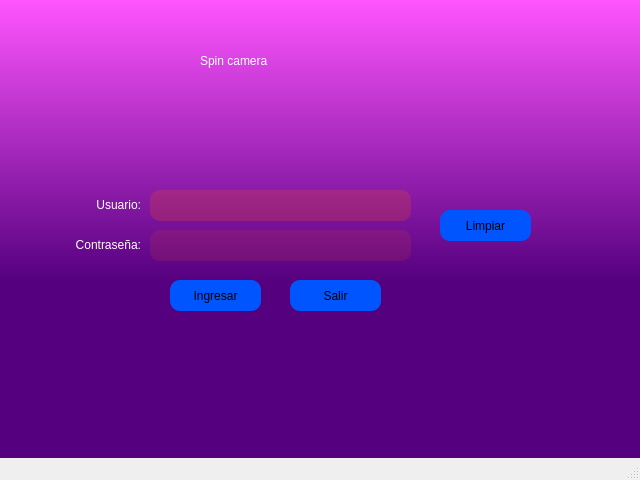
Above: Interfaz1/Ventana_inicio.ui from JohanEstebanCuervo/Python_PQt5 before the change. Below: the same form after it.
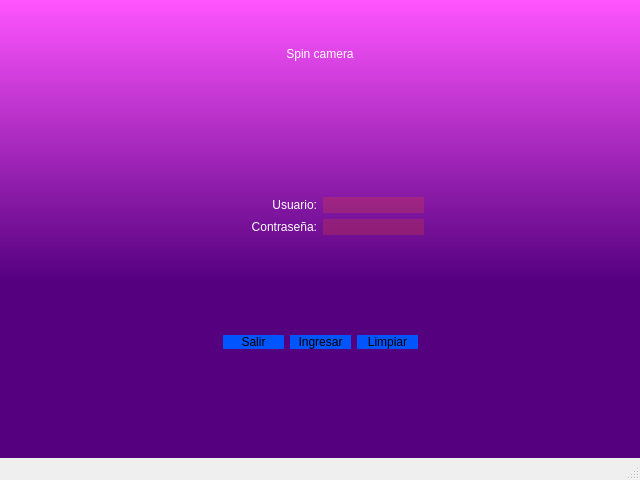
That is the form after the change.

Commit message: Primera interfaz mejorada con layaout,hover and focus

The edit to the form file:
```diff
--- a/Interfaz1/Ventana_inicio.ui
+++ b/Interfaz1/Ventana_inicio.ui
@@ -18,8 +18,8 @@
   </property>
   <property name="maximumSize">
    <size>
-    <width>640</width>
-    <height>480</height>
+    <width>1920</width>
+    <height>1080</height>
    </size>
   </property>
   <property name="windowTitle">
@@ -32,171 +32,285 @@
 </string>
   </property>
   <widget class="QWidget" name="centralwidget">
-   <widget class="QLabel" name="Label_Title">
-    <property name="geometry">
-     <rect>
-      <x>200</x>
-      <y>40</y>
-      <width>221</width>
-      <height>41</height>
-     </rect>
+   <layout class="QVBoxLayout" name="verticalLayout" stretch="20,20,30,20,10,10,10">
+    <property name="rightMargin">
+     <number>9</number>
     </property>
-    <property name="styleSheet">
-     <string notr="true">font: 30pt &quot;Roman 2&quot;;
+    <item>
+     <widget class="QLabel" name="Label_Title">
+      <property name="styleSheet">
+       <string notr="true">font: 30pt &quot;Roman 2&quot;;
 color:white</string>
-    </property>
-    <property name="text">
-     <string>Spin camera</string>
-    </property>
-   </widget>
-   <widget class="QLabel" name="Label_User">
-    <property name="geometry">
-     <rect>
-      <x>40</x>
-      <y>190</y>
-      <width>101</width>
-      <height>31</height>
-     </rect>
-    </property>
-    <property name="styleSheet">
-     <string notr="true">font: 15pt &quot;Roman 2&quot;;
+      </property>
+      <property name="text">
+       <string>&lt;html&gt;&lt;head/&gt;&lt;body&gt;&lt;p align=&quot;center&quot;&gt;Spin camera&lt;/p&gt;&lt;/body&gt;&lt;/html&gt;</string>
+      </property>
+     </widget>
+    </item>
+    <item>
+     <spacer name="verticalSpacer">
+      <property name="orientation">
+       <enum>Qt::Vertical</enum>
+      </property>
+      <property name="sizeHint" stdset="0">
+       <size>
+        <width>20</width>
+        <height>40</height>
+       </size>
+      </property>
+     </spacer>
+    </item>
+    <item>
+     <layout class="QHBoxLayout" name="horizontalLayout_2" stretch="30,30,30">
+      <item>
+       <spacer name="horizontalSpacer_4">
+        <property name="orientation">
+         <enum>Qt::Horizontal</enum>
+        </property>
+        <property name="sizeHint" stdset="0">
+         <size>
+          <width>40</width>
+          <height>20</height>
+         </size>
+        </property>
+       </spacer>
+      </item>
+      <item>
+       <layout class="QGridLayout" name="gridLayout" columnstretch="50,50">
+        <item row="0" column="1">
+         <widget class="QLineEdit" name="Lineedit_User">
+          <property name="maximumSize">
+           <size>
+            <width>300</width>
+            <height>16777215</height>
+           </size>
+          </property>
+          <property name="styleSheet">
+           <string notr="true">QLineEdit{
+border-radius:10px;
+background-color: rgba(255, 85, 0, 50);
+font: 13pt &quot;Roman 2&quot;;
+}
+
+QLineEdit:focus{
+background-color: rgba(255, 85, 0, 100);
+font: 13pt &quot;Roman 2&quot;;
+border: 2px solid #55ff7f
+}</string>
+          </property>
+          <property name="clearButtonEnabled">
+           <bool>false</bool>
+          </property>
+         </widget>
+        </item>
+        <item row="1" column="0">
+         <widget class="QLabel" name="Label_Password">
+          <property name="maximumSize">
+           <size>
+            <width>300</width>
+            <height>16777215</height>
+           </size>
+          </property>
+          <property name="styleSheet">
+           <string notr="true">font: 15pt &quot;Roman 2&quot;;
 color:white</string>
-    </property>
-    <property name="text">
-     <string>&lt;html&gt;&lt;head/&gt;&lt;body&gt;&lt;p align=&quot;right&quot;&gt;Usuario:&lt;/p&gt;&lt;/body&gt;&lt;/html&gt;</string>
-    </property>
-   </widget>
-   <widget class="QLabel" name="Label_Password">
-    <property name="geometry">
-     <rect>
-      <x>30</x>
-      <y>230</y>
-      <width>111</width>
-      <height>31</height>
-     </rect>
-    </property>
-    <property name="styleSheet">
-     <string notr="true">font: 15pt &quot;Roman 2&quot;;
-color:white</string>
-    </property>
-    <property name="text">
-     <string>&lt;html&gt;&lt;head/&gt;&lt;body&gt;&lt;p align=&quot;right&quot;&gt;Contraseña:&lt;/p&gt;&lt;/body&gt;&lt;/html&gt;</string>
-    </property>
-   </widget>
-   <widget class="QLineEdit" name="Lineedit_User">
-    <property name="geometry">
-     <rect>
-      <x>150</x>
-      <y>190</y>
-      <width>261</width>
-      <height>31</height>
-     </rect>
-    </property>
-    <property name="styleSheet">
-     <string notr="true">border-radius:10px;
+          </property>
+          <property name="text">
+           <string>&lt;html&gt;&lt;head/&gt;&lt;body&gt;&lt;p align=&quot;right&quot;&gt;Contraseña:&lt;/p&gt;&lt;/body&gt;&lt;/html&gt;</string>
+          </property>
+         </widget>
+        </item>
+        <item row="1" column="1">
+         <widget class="QLineEdit" name="Lineedit_Password">
+          <property name="maximumSize">
+           <size>
+            <width>300</width>
+            <height>16777215</height>
+           </size>
+          </property>
+          <property name="styleSheet">
+           <string notr="true">QLineEdit{
+border-radius:10px;
 background-color: rgba(255, 85, 0, 50);
-font: 13pt &quot;Roman 2&quot;;</string>
-    </property>
-   </widget>
-   <widget class="QPushButton" name="pushButton_ingresar">
-    <property name="geometry">
-     <rect>
-      <x>170</x>
-      <y>280</y>
-      <width>91</width>
-      <height>31</height>
-     </rect>
-    </property>
-    <property name="styleSheet">
-     <string notr="true">border-radius:10px;
+font: 13pt &quot;Roman 2&quot;;
+}
+
+QLineEdit:focus{
+background-color: rgba(255, 85, 0, 100);
+font: 13pt &quot;Roman 2&quot;;
+border: 2px solid #55ff7f
+}</string>
+          </property>
+          <property name="echoMode">
+           <enum>QLineEdit::Password</enum>
+          </property>
+         </widget>
+        </item>
+        <item row="0" column="0">
+         <widget class="QLabel" name="Label_User">
+          <property name="maximumSize">
+           <size>
+            <width>300</width>
+            <height>16777215</height>
+           </size>
+          </property>
+          <property name="styleSheet">
+           <string notr="true">font: 15pt &quot;Roman 2&quot;;
+color:white</string>
+          </property>
+          <property name="text">
+           <string>&lt;html&gt;&lt;head/&gt;&lt;body&gt;&lt;p align=&quot;right&quot;&gt;Usuario:&lt;/p&gt;&lt;/body&gt;&lt;/html&gt;</string>
+          </property>
+         </widget>
+        </item>
+       </layout>
+      </item>
+      <item>
+       <spacer name="horizontalSpacer_3">
+        <property name="orientation">
+         <enum>Qt::Horizontal</enum>
+        </property>
+        <property name="sizeHint" stdset="0">
+         <size>
+          <width>40</width>
+          <height>20</height>
+         </size>
+        </property>
+       </spacer>
+      </item>
+     </layout>
+    </item>
+    <item>
+     <spacer name="verticalSpacer_2">
+      <property name="orientation">
+       <enum>Qt::Vertical</enum>
+      </property>
+      <property name="sizeHint" stdset="0">
+       <size>
+        <width>20</width>
+        <height>40</height>
+       </size>
+      </property>
+     </spacer>
+    </item>
+    <item>
+     <layout class="QHBoxLayout" name="horizontalLayout_3" stretch="35,10,10,10,35">
+      <item>
+       <spacer name="horizontalSpacer">
+        <property name="orientation">
+         <enum>Qt::Horizontal</enum>
+        </property>
+        <property name="sizeHint" stdset="0">
+         <size>
+          <width>40</width>
+          <height>20</height>
+         </size>
+        </property>
+       </spacer>
+      </item>
+      <item>
+       <widget class="QPushButton" name="pushButton_SALIR">
+        <property name="cursor">
+         <cursorShape>ArrowCursor</cursorShape>
+        </property>
+        <property name="mouseTracking">
+         <bool>false</bool>
+        </property>
+        <property name="styleSheet">
+         <string notr="true">QPushButton{
+border-radius:10px;
 background-color: rgb(0, 85, 255);
-font: 13pt &quot;Roman 2&quot;;</string>
-    </property>
-    <property name="text">
-     <string>Ingresar</string>
-    </property>
-   </widget>
-   <widget class="QPushButton" name="pushButton_SALIR">
-    <property name="geometry">
-     <rect>
-      <x>290</x>
-      <y>280</y>
-      <width>91</width>
-      <height>31</height>
-     </rect>
-    </property>
-    <property name="styleSheet">
-     <string notr="true">border-radius:10px;
+font: 13pt &quot;Roman 2&quot;;
+}
+QPushButton:hover{
+background-color:black;
+color:white;
+}</string>
+        </property>
+        <property name="text">
+         <string>Salir</string>
+        </property>
+       </widget>
+      </item>
+      <item>
+       <widget class="QPushButton" name="pushButton_ingresar">
+        <property name="styleSheet">
+         <string notr="true">QPushButton{
+border-radius:10px;
 background-color: rgb(0, 85, 255);
-font: 13pt &quot;Roman 2&quot;;</string>
-    </property>
-    <property name="text">
-     <string>Salir</string>
-    </property>
-   </widget>
-   <widget class="QLineEdit" name="Lineedit_Password">
-    <property name="geometry">
-     <rect>
-      <x>150</x>
-      <y>230</y>
-      <width>261</width>
-      <height>31</height>
-     </rect>
-    </property>
-    <property name="styleSheet">
-     <string notr="true">border-radius:10px;
-background-color: rgba(255, 85, 0, 30);
-font: 13pt &quot;Roman 2&quot;;</string>
-    </property>
-    <property name="echoMode">
-     <enum>QLineEdit::Password</enum>
-    </property>
-   </widget>
-   <widget class="QLabel" name="label_error">
-    <property name="geometry">
-     <rect>
-      <x>0</x>
-      <y>400</y>
-      <width>641</width>
-      <height>31</height>
-     </rect>
-    </property>
-    <property name="styleSheet">
-     <string notr="true">font: 15pt &quot;Roman 2&quot;;
+font: 13pt &quot;Roman 2&quot;;
+}
+QPushButton:hover{
+background-color:black;
+color:white;
+}</string>
+        </property>
+        <property name="text">
+         <string>Ingresar</string>
+        </property>
+       </widget>
+      </item>
+      <item>
+       <widget class="QPushButton" name="pushButton_limpiar">
+        <property name="mouseTracking">
+         <bool>false</bool>
+        </property>
+        <property name="styleSheet">
+         <string notr="true">QPushButton{
+border-radius:10px;
+background-color: rgb(0, 85, 255);
+font: 13pt &quot;Roman 2&quot;;
+}
+QPushButton:hover{
+background-color:black;
+color:white;
+}</string>
+        </property>
+        <property name="text">
+         <string>Limpiar</string>
+        </property>
+       </widget>
+      </item>
+      <item>
+       <spacer name="horizontalSpacer_2">
+        <property name="orientation">
+         <enum>Qt::Horizontal</enum>
+        </property>
+        <property name="sizeHint" stdset="0">
+         <size>
+          <width>40</width>
+          <height>20</height>
+         </size>
+        </property>
+       </spacer>
+      </item>
+     </layout>
+    </item>
+    <item>
+     <spacer name="verticalSpacer_3">
+      <property name="orientation">
+       <enum>Qt::Vertical</enum>
+      </property>
+      <property name="sizeHint" stdset="0">
+       <size>
+        <width>20</width>
+        <height>40</height>
+       </size>
+      </property>
+     </spacer>
+    </item>
+    <item>
+     <widget class="QLabel" name="label_error">
+      <property name="styleSheet">
+       <string notr="true">font: 15pt &quot;Roman 2&quot;;
 color:red</string>
-    </property>
-    <property name="text">
-     <string/>
-    </property>
-   </widget>
-   <widget class="QPushButton" name="pushButton_limpiar">
-    <property name="geometry">
-     <rect>
-      <x>440</x>
-      <y>210</y>
-      <width>91</width>
-      <height>31</height>
-     </rect>
-    </property>
-    <property name="styleSheet">
-     <string notr="true">border-radius:10px;
-background-color: rgb(0, 85, 255);
-font: 13pt &quot;Roman 2&quot;;</string>
-    </property>
-    <property name="text">
-     <string>Limpiar</string>
-    </property>
-   </widget>
-  </widget>
-  <widget class="QMenuBar" name="menubar">
-   <property name="geometry">
-    <rect>
-     <x>0</x>
-     <y>0</y>
-     <width>640</width>
-     <height>21</height>
-    </rect>
-   </property>
+      </property>
+      <property name="text">
+       <string/>
+      </property>
+     </widget>
+    </item>
+   </layout>
   </widget>
   <widget class="QStatusBar" name="statusbar"/>
  </widget>
```
Left out of the diff: 2 changed lines with no effect on the pictures. The commit also changes 1 other file.
